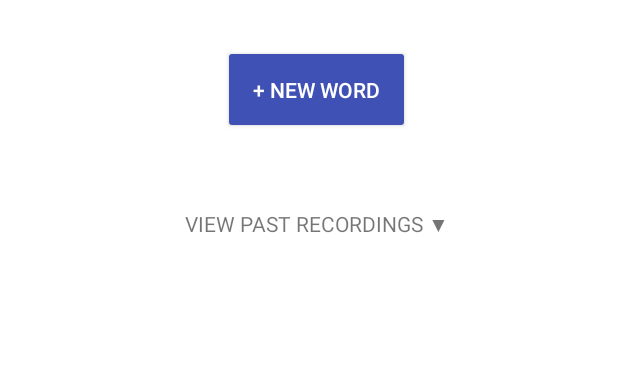
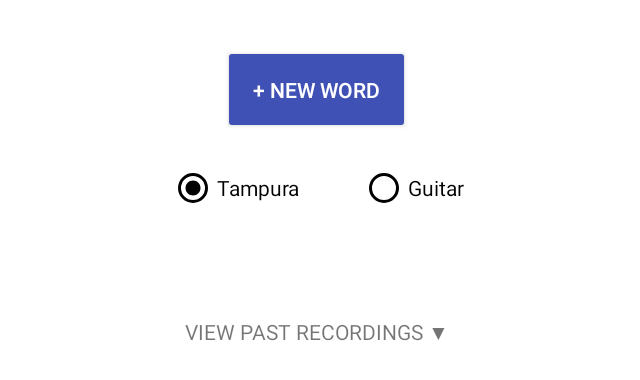
Before and after one commit to sidharth/autism-speech, an Android app: the fragment DashboardFragment placed in its activity, on a phone screen of 824 x 412 dp (held sideways). Shown: the top 380 px of the screen, without its empty margins (301-941 px from the left). Run offline under Robolectric (Android 15) with nearby library versions, the phone set to English and light mode, and no system bars; libraries missing offline, so code that uses them is left out: mehdi.sakout.fancybuttons; pictures from the network do not load; 4 statements that could not run were skipped.

Commit message:
Added guitar v tampura feature to dashboard

```diff
--- a/app/src/main/java/ankr/autismhearing/DashboardFragment.java
+++ b/app/src/main/java/ankr/autismhearing/DashboardFragment.java
@@ -11,6 +11,7 @@ import android.view.View;
 import android.view.ViewGroup;
 import android.widget.Button;
 import android.widget.GridView;
+import android.widget.RadioButton;
 
 import java.util.ArrayList;
 import java.util.List;
@@ -25,6 +26,7 @@ public class DashboardFragment extends Fragment {
     Button buttonStartWord;
 
     List<String> recordedWords = new ArrayList<>();
+    RadioButton guitarRadioButton, tampuraRadioButton;
 
     public DashboardFragment() {
         // Required empty public constructor
@@ -39,12 +41,35 @@ public class DashboardFragment extends Fragment {
         final MainActivity activity = (MainActivity)getActivity();
         gridView = (GridView)v.findViewById(R.id.grid_completed_words);
         buttonStartWord = (Button)v.findViewById(R.id.button_start_word);
+        tampuraRadioButton = (RadioButton)v.findViewById(R.id.radio_tampura);
+        guitarRadioButton = (RadioButton)v.findViewById(R.id.radio_guitar);
+
         readFromDb();
 
         buttonStartWord.setOnClickListener(new View.OnClickListener() {
             @Override
             public void onClick(View view) {
                 activity.switchToStringMode();
+            }
+        });
+
+        guitarRadioButton.setOnClickListener(new View.OnClickListener() {
+            @Override
+            public void onClick(View view) {
+                if (activity.instrument != 1) {
+                    activity.instrument = 1;
+                    activity.createMediaPlayers();
+                }
+            }
+        });
+
+        tampuraRadioButton.setOnClickListener(new View.OnClickListener() {
+            @Override
+            public void onClick(View view) {
+                if (activity.instrument != 0) {
+                    activity.instrument = 0;
+                    activity.createMediaPlayers();
+                }
             }
         });
 
--- a/app/src/main/java/ankr/autismhearing/MainActivity.java
+++ b/app/src/main/java/ankr/autismhearing/MainActivity.java
@@ -76,6 +76,8 @@ public class MainActivity extends AppCompatActivity implements GoogleApiClient.C
     public String[] words;
     public int wordIndex = 0;
     public int syllables[];
+    public int instrument = 0;
+
     public File basePath;
     public File baseFolder;
 
@@ -612,33 +614,32 @@ public class MainActivity extends AppCompatActivity implements GoogleApiClient.C
         drumPlayer[1] = pool.load(this, R.raw.d2,0);
         drumPlayer[2] = pool.load(this, R.raw.d3,0);
 
+        if (instrument == 0) {
+            //Tampura
             stringPlayer[0] = pool.load(this, R.raw.t0,0);
             stringPlayer[1] = pool.load(this, R.raw.t1,0);
             stringPlayer[2] = pool.load(this, R.raw.t2,0);
             stringPlayer[3] = pool.load(this, R.raw.t3,0);
             stringPlayer[4] = pool.load(this, R.raw.a,0);
             stringPlayer[5] = pool.load(this, R.raw.b,0);
+        }
+        else {
+            //Guitar
+            stringPlayer[0] = pool.load(this, R.raw.c,0);
+            stringPlayer[1] = pool.load(this, R.raw.d,0);
+            stringPlayer[2] = pool.load(this, R.raw.f,0);
+            stringPlayer[3] = pool.load(this, R.raw.g,0);
+            stringPlayer[4] = pool.load(this, R.raw.a,0);
+            stringPlayer[5] = pool.load(this, R.raw.b,0);
+        }
+
 
 //        rain = pool.load(this, R.raw.rain,0);
         firework = pool.load(this, R.raw.firework,0);
 
-
-
-//        drumPlayer[0] = MediaPlayer.create(this, R.raw.d1);
-//        drumPlayer[1] = MediaPlayer.create(this, R.raw.d2);
-//        drumPlayer[2] = MediaPlayer.create(this, R.raw.d3);
-//
-//        stringPlayer[0] = MediaPlayer.create(this, R.raw.t0);
-//        stringPlayer[1] = MediaPlayer.create(this, R.raw.t1);
-//        stringPlayer[2] = MediaPlayer.create(this, R.raw.t2);
-//        stringPlayer[3] = MediaPlayer.create(this, R.raw.t3);
-//        stringPlayer[4] = MediaPlayer.create(this, R.raw.a);
-//        stringPlayer[5] = MediaPlayer.create(this, R.raw.b);
-//
-//        rain = MediaPlayer.create(this, R.raw.rain);
-//        firework = MediaPlayer.create(this, R.raw.firework);
         isPlayerSet = true;
     }
+
 
 
 
--- a/app/src/main/java/ankr/autismhearing/StringFragment.java
+++ b/app/src/main/java/ankr/autismhearing/StringFragment.java
@@ -116,7 +116,7 @@ public class StringFragment extends Fragment {
             }
             activateButton(strings[0]);
             textView.setText("Instruction To Parent");
-            textView2.setText("Tap on the blinking string and hum the note");
+            textView2.setText("Play the blinking string, then hum the note");
         } else if (mode == StringMode.CHILD_TOUCH_ALL) {
             for (int i=0; i<4; i++) {
                 strings[i].startAnimation(blink);
@@ -139,7 +139,7 @@ public class StringFragment extends Fragment {
             }
             activateButton(strings[0]);
             textView.setText("Instruction To Child");
-            textView2.setText("Tap on the blinking string and hum the note");
+            textView2.setText("Play the blinking string, then hum the note");
         }
 
         callback = (OnModeChangeListener) getActivity();
--- a/app/src/main/res/layout/fragment_dashboard.xml
+++ b/app/src/main/res/layout/fragment_dashboard.xml
@@ -20,6 +20,33 @@
         android:textColor="@android:color/white"
         android:layout_gravity="center_horizontal"/>
 
+    <RadioGroup xmlns:android="http://schemas.android.com/apk/res/android"
+        android:layout_width="wrap_content"
+        android:layout_height="wrap_content"
+        android:orientation="horizontal"
+        android:layout_gravity="center_horizontal"
+        android:gravity="center_horizontal">
+
+        <RadioButton android:id="@+id/radio_tampura"
+            android:layout_width="wrap_content"
+            android:layout_height="wrap_content"
+            android:layout_margin="20dp"
+            android:text="Tampura"
+            android:checked="true"
+            app:buttonTint="#000"
+            android:textSize="@dimen/instruction_subtitle"/>
+
+        <RadioButton android:id="@+id/radio_guitar"
+            android:layout_width="wrap_content"
+            android:layout_height="wrap_content"
+            android:layout_margin="20dp"
+            android:text="Guitar"
+            android:checked="false"
+            app:buttonTint="#000"
+            android:textSize="@dimen/instruction_subtitle"/>
+
+    </RadioGroup>
+
     <TextView
         android:layout_width="wrap_content"
         android:layout_height="wrap_content"
--- a/app/src/main/res/layout/fragment_word_train.xml
+++ b/app/src/main/res/layout/fragment_word_train.xml
@@ -55,7 +55,7 @@
                 android:layout_width="match_parent"
                 android:layout_height="wrap_content"
                 android:textSize="@dimen/instruction_subtitle"
-                android:text="Play the string and sing the syllable to the note you just hummed."
+                android:text="Play the string(s), then sing the word to the note(s)"
                 android:gravity="center_horizontal"/>
 
             <ImageView
```
Also changed, not shown: app/src/main/res/anim/vibrate.xml (+4 -4 lines), gradle/wrapper/gradle-wrapper.properties. Lines whose indentation alone changed are shown as unchanged.
